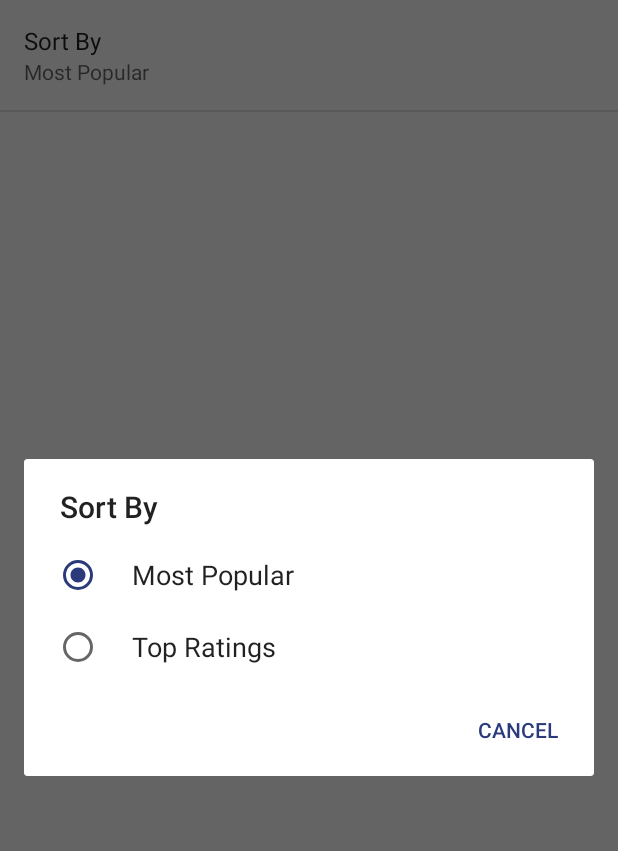
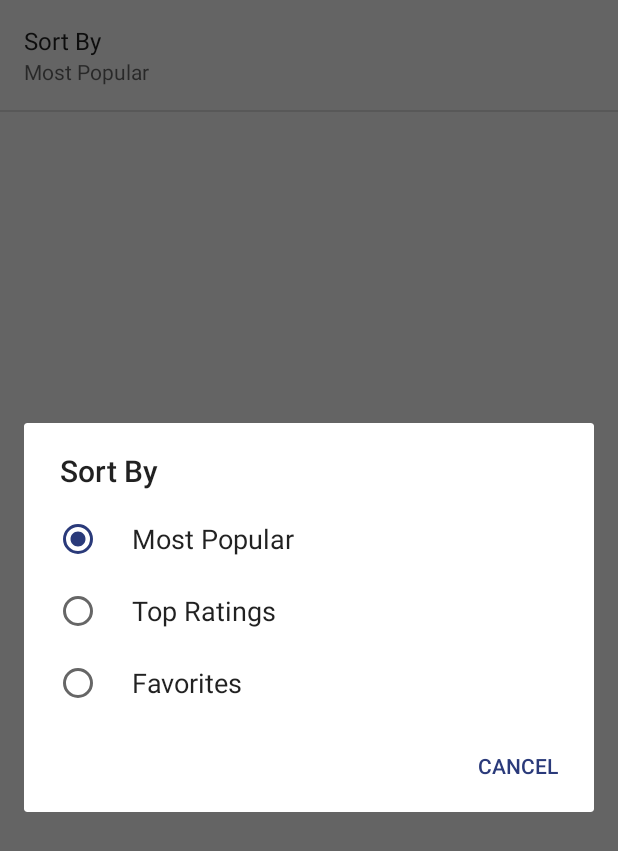
Before and after one commit to gzr7702/MovieGuide, an Android app: the SettingsActivity screen opened directly, with no data from a screen before it, after a tap on "Sort By", on a phone screen of 412 x 824 dp. Shown: the top 851 px of the screen. Run offline under Robolectric (Android 15) with nearby library versions, the phone set to English and light mode, and no system bars.

Commit message:
Added sort by favorites

```diff
--- a/app/src/main/java/com/gzr7702/movieguide/DetailFragment.java
+++ b/app/src/main/java/com/gzr7702/movieguide/DetailFragment.java
@@ -1,7 +1,6 @@
 package com.gzr7702.movieguide;
 
 import android.app.AlertDialog;
-import android.app.Dialog;
 import android.content.ActivityNotFoundException;
 import android.content.Context;
 import android.content.DialogInterface;
@@ -121,6 +120,7 @@ public class DetailFragment extends Fragment {
             String movieId = Integer.toString(mMovie.getID());
             videoCall = apiService.getVideo(movieId, API_KEY);
 
+            // TODO: separate out callback
             videoCall.enqueue(new Callback<VideoResponse>() {
                 @Override
                 public void onResponse(Call<VideoResponse> videoCall, Response<VideoResponse> response) {
@@ -170,6 +170,7 @@ public class DetailFragment extends Fragment {
             String movieId = new Integer(mMovie.getID()).toString();
             reviewCall = apiService.getReview(movieId, API_KEY);
 
+            // TODO: separate out callback
             reviewCall.enqueue(new Callback<ReviewResponse>() {
                 @Override
                 public void onResponse(Call<ReviewResponse> reviewCall, Response<ReviewResponse> response) {
--- a/app/src/main/java/com/gzr7702/movieguide/MovieAdapter.java
+++ b/app/src/main/java/com/gzr7702/movieguide/MovieAdapter.java
@@ -62,7 +62,6 @@ public class MovieAdapter extends RecyclerView.Adapter<MovieAdapter.MovieViewHol
 
             String posterPath = BASE_URL + imageSize + movie.getPosterPath();
 
-            // TODO: Fix elongated grid panels
             Log.v(LOG_TAG, posterPath);
             Picasso.with(mContext)
                     .load(posterPath)
--- a/app/src/main/java/com/gzr7702/movieguide/MovieApiInterface.java
+++ b/app/src/main/java/com/gzr7702/movieguide/MovieApiInterface.java
@@ -21,6 +21,9 @@ public interface MovieApiInterface {
     @GET("movie/popular")
     Call<MoviesResponse> getPopularMovies(@Query("api_key") String apiKey);
 
+    @GET("movie/{id}")
+    Call<MoviesResponse> getMovie(@Path("id") String id, @Query("api_key") String apiKey);
+
     @GET("movie/{id}/reviews")
     Call<ReviewResponse> getReview(@Path("id") String id, @Query("api_key") String apiKey);
 
--- a/app/src/main/res/values/arrays.xml
+++ b/app/src/main/res/values/arrays.xml
@@ -3,9 +3,11 @@
     <string-array name="pref_sort_options">
         <item>@string/pref_sort_label_popularity</item>
         <item>@string/pref_sort_label_rating</item>
+        <item>@string/pref_sort_label_favorite</item>
     </string-array>
     <string-array name="pref_sort_values">
         <item>@string/pref_sort_popularity</item>
         <item>@string/pref_sort_rating</item>
+        <item>@string/pref_sort_favorite</item>
     </string-array>
 </resources>
--- a/app/src/main/res/values/strings.xml
+++ b/app/src/main/res/values/strings.xml
@@ -17,11 +17,15 @@
     <string name="pref_sort_label_popularity" translatable="false">Most Popular</string>
     <!-- sort order by ratings label -->
     <string name="pref_sort_label_rating" translatable="false">Top Ratings</string>
+    <!-- sort order by favorites label -->
+    <string name="pref_sort_label_favorite" translatable="false">Favorites</string>
 
     <!-- sort order by popularity values-->
     <string name="pref_sort_popularity" translatable="false">popular</string>
     <!-- sort order by ratings values-->
     <string name="pref_sort_rating" translatable="false">top_rated</string>
+    <!-- sort order by favorite -->
+    <string name="pref_sort_favorite" translatable="false">favorites</string>
 
     <!-- video title-->
     <string name="video_title" translatable="false">Video Clips:</string>
```
Also changed, not shown: app/src/main/java/com/gzr7702/movieguide/MovieFragment.java (+41 -10 lines).
